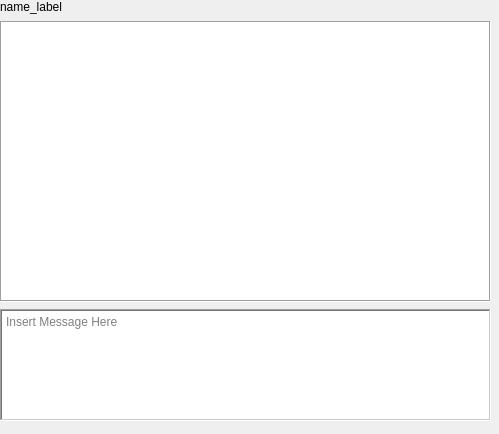
First picture: the form in message_window.ui, repository wbrink/PyQt-Chat-App, before the edit.
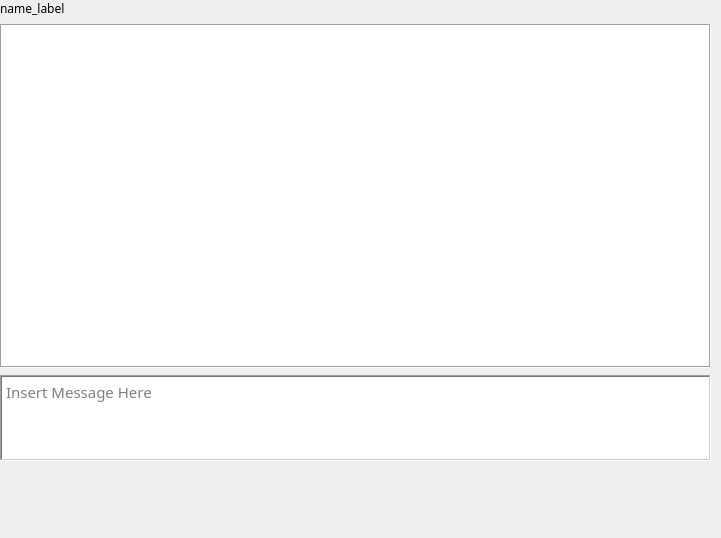
Second picture: the form after the edit. Custom widgets are drawn as their Qt base class.

Commit message: working on chat layout

Patch:
```diff
--- a/message_window.ui
+++ b/message_window.ui
@@ -6,10 +6,15 @@
    <rect>
     <x>0</x>
     <y>0</y>
-    <width>499</width>
-    <height>434</height>
+    <width>721</width>
+    <height>538</height>
    </rect>
   </property>
+  <property name="font">
+   <font>
+    <family>Mitra Mono</family>
+   </font>
+  </property>
   <property name="windowTitle">
    <string>Form</string>
   </property>
@@ -18,16 +23,21 @@
     <rect>
      <x>0</x>
      <y>0</y>
-     <width>491</width>
-     <height>421</height>
+     <width>711</width>
+     <height>461</height>
     </rect>
    </property>
-   <layout class="QVBoxLayout" name="verticalLayout" stretch="0,5,2">
+   <layout class="QVBoxLayout" name="verticalLayout" stretch="0,8,2">
     <property name="spacing">
      <number>7</number>
     </property>
     <item>
      <widget class="QLabel" name="name_label">
+      <property name="font">
+       <font>
+        <family>Ubuntu Mono</family>
+       </font>
+      </property>
       <property name="text">
        <string>name_label</string>
       </property>
@@ -35,16 +45,38 @@
     </item>
     <item>
      <widget class="QTextEdit" name="message_view">
+      <property name="font">
+       <font>
+        <family>Ubuntu Mono</family>
+        <pointsize>11</pointsize>
+       </font>
+      </property>
       <property name="frameShape">
        <enum>QFrame::Box</enum>
       </property>
       <property name="readOnly">
        <bool>true</bool>
       </property>
+      <property name="html">
+       <string>&lt;!DOCTYPE HTML PUBLIC &quot;-//W3C//DTD HTML 4.0//EN&quot; &quot;http://www.w3.org/TR/REC-html40/strict.dtd&quot;&gt;
+&lt;html&gt;&lt;head&gt;&lt;meta name=&quot;qrichtext&quot; content=&quot;1&quot; /&gt;&lt;style type=&quot;text/css&quot;&gt;
+p, li { white-space: pre-wrap; }
+&lt;/style&gt;&lt;/head&gt;&lt;body style=&quot; font-family:'Ubuntu Mono'; font-size:11pt; font-weight:400; font-style:normal;&quot;&gt;
+&lt;p style=&quot;-qt-paragraph-type:empty; margin-top:0px; margin-bottom:0px; margin-left:0px; margin-right:0px; -qt-block-indent:0; text-indent:0px; font-family:'Ubuntu'; font-size:9pt;&quot;&gt;&lt;br /&gt;&lt;/p&gt;&lt;/body&gt;&lt;/html&gt;</string>
+      </property>
      </widget>
     </item>
     <item>
      <widget class="qChatEdit" name="message_textEdit">
+      <property name="font">
+       <font>
+        <family>Ubuntu Mono</family>
+        <pointsize>11</pointsize>
+        <weight>50</weight>
+        <italic>false</italic>
+        <bold>false</bold>
+       </font>
+      </property>
       <property name="frameShape">
        <enum>QFrame::WinPanel</enum>
       </property>
@@ -57,6 +89,13 @@
       <property name="horizontalScrollBarPolicy">
        <enum>Qt::ScrollBarAlwaysOff</enum>
       </property>
+      <property name="html">
+       <string>&lt;!DOCTYPE HTML PUBLIC &quot;-//W3C//DTD HTML 4.0//EN&quot; &quot;http://www.w3.org/TR/REC-html40/strict.dtd&quot;&gt;
+&lt;html&gt;&lt;head&gt;&lt;meta name=&quot;qrichtext&quot; content=&quot;1&quot; /&gt;&lt;style type=&quot;text/css&quot;&gt;
+p, li { white-space: pre-wrap; }
+&lt;/style&gt;&lt;/head&gt;&lt;body style=&quot; font-family:'Ubuntu Mono'; font-size:11pt; font-weight:400; font-style:normal;&quot;&gt;
+&lt;p style=&quot;-qt-paragraph-type:empty; margin-top:0px; margin-bottom:0px; margin-left:0px; margin-right:0px; -qt-block-indent:0; text-indent:0px; font-family:'Ubuntu'; font-size:10pt;&quot;&gt;&lt;br /&gt;&lt;/p&gt;&lt;/body&gt;&lt;/html&gt;</string>
+      </property>
       <property name="placeholderText">
        <string>Insert Message Here</string>
       </property>
```
The commit also changes 8 other files.
